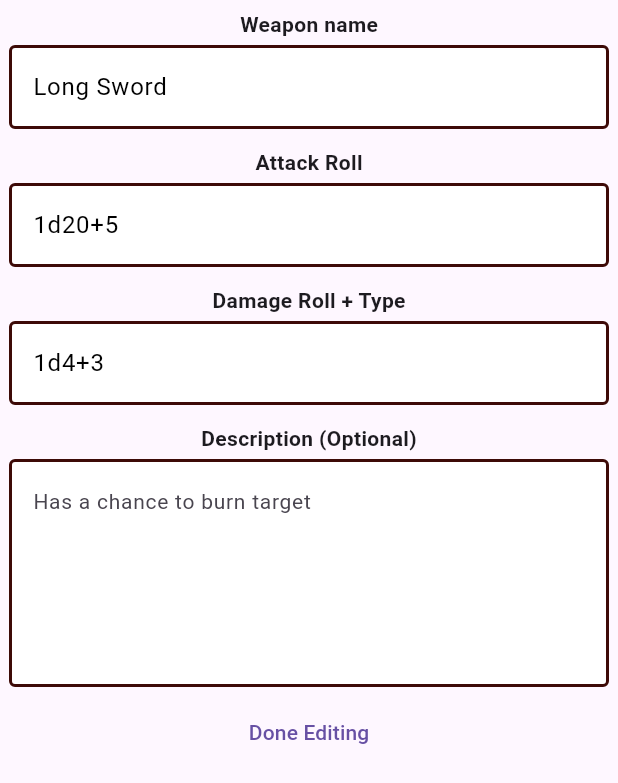
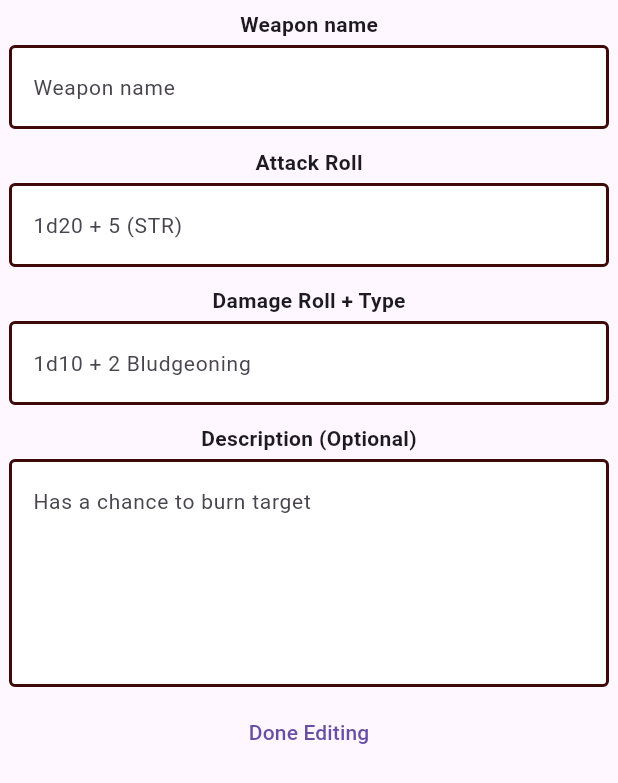
Before and after one commit to skeptickal/homeBrewed, a Flutter app: the EditWeaponScreen widget shown alone on an empty page, opened directly with empty values, on a phone screen of 412 x 824 dp. Shown: the top 783 px of the screen. Run offline on Flutter 3.47's test engine with Material 3 defaults, Android fonts, the phone set to English and light mode, and no system bars; our stand-ins replace bloc, cloud_firestore, equatable, firebase_auth, firebase_core, firebase_messaging and 4 more; accounts and stored records are empty.

Commit message:
error editing weapons and resources after creation, thought was fixed but isnt`

```diff
--- a/dnd_character_manager/lib/cubits/cubit/resource_state.dart
+++ b/dnd_character_manager/lib/cubits/cubit/resource_state.dart
@@ -19,20 +19,8 @@ class ResourceState extends Equatable {
 final class ResourceInitial extends ResourceState {
   ResourceInitial()
       : super(
-          resources: [
-            const Resource(
-              name: 'Long Sword',
-              currentResourceValue: '1',
-              maxResourceValue: '4',
-              resourceID: '1234',
-            ),
-          ],
-          resource: const Resource(
-            name: 'Long Sword',
-            currentResourceValue: '1d4+3',
-            maxResourceValue: '1d20+5',
-            resourceID: '4567',
-          ),
+          resources: [],
+          resource: null,
           resourceEdit: false,
         );
 }
--- a/dnd_character_manager/lib/cubits/weapon_cubit/weapon_cubit.dart
+++ b/dnd_character_manager/lib/cubits/weapon_cubit/weapon_cubit.dart
@@ -20,14 +20,16 @@ class WeaponCubit extends Cubit<WeaponState> {
     emit(state.copyWith(weaponEdit: weaponEdit));
   }
 
-  Future<void> readWeaponData(String charID) async {
-    final Weapon weapon = await dndService.readWeaponsData(charID: charID);
+  Future<void> readWeaponData(String weaponID) async {
+    final Weapon weapon = await dndService.readWeaponData(weaponID: weaponID);
+    print('Jeff cubit: $weapon');
     emit(state.copyWith(weapon: weapon));
+    print('Jeff after emit ${state.weapon}');
   }
 
   Future<void> setWeaponsData(Weapon weapon) async {
+    await dndService.setWeaponsData(weapon: weapon);
     emit(state.copyWith(weapon: weapon, weapons: [...?state.weapons, weapon]));
-    await dndService.setWeaponsData(weapon: weapon);
   }
 
   Future<void> readWeaponsByCharID(String? charID) async {
--- a/dnd_character_manager/lib/cubits/weapon_cubit/weapon_state.dart
+++ b/dnd_character_manager/lib/cubits/weapon_cubit/weapon_state.dart
@@ -6,7 +6,7 @@ class WeaponState extends Equatable {
   final bool? weaponEdit;
   final List<Weapon>? weapons;
 
-  const WeaponState({this.weapon, this.weaponEdit, required this.weapons});
+  const WeaponState({required this.weapon, this.weaponEdit, required this.weapons});
 
   WeaponState copyWith({weapon, weaponEdit, weapons}) {
     return WeaponState(weapon: weapon ?? this.weapon, weaponEdit: weaponEdit ?? this.weaponEdit, weapons: weapons ?? this.weapons);
@@ -19,20 +19,8 @@ class WeaponState extends Equatable {
 final class WeaponInitial extends WeaponState {
   WeaponInitial()
       : super(
-          weapons: [
-            const Weapon(
-              name: 'Long Sword',
-              damageRoll: '1d4+3',
-              attackRoll: '1d20+5',
-              weaponID: '1234',
-            ),
-          ],
-          weapon: const Weapon(
-            name: 'Long Sword',
-            damageRoll: '1d4+3',
-            attackRoll: '1d20+5',
-            weaponID: '4567',
-          ),
+          weapons: [],
+          weapon: null,
           weaponEdit: false,
         );
 }
--- a/dnd_character_manager/lib/models/resource.dart
+++ b/dnd_character_manager/lib/models/resource.dart
@@ -42,7 +42,7 @@ class Resource extends Equatable {
 
   factory Resource.fromJson(Map<String, dynamic> json) {
     return Resource(
-      resourceID: json['ResourceID'].toString(),
+      resourceID: json['resourceID'].toString(),
       charID: json['charID'].toString(),
       name: json['name'].toString(),
       description: json['description'].toString(),
--- a/dnd_character_manager/lib/pages/edit_weapon_screen.dart
+++ b/dnd_character_manager/lib/pages/edit_weapon_screen.dart
@@ -13,6 +13,9 @@ class EditWeaponScreen extends StatelessWidget {
 
   @override
   Widget build(BuildContext context) {
+    print('Jeff ${weapon.weaponID}');
+    context.read<WeaponCubit>().readWeaponData(weapon.weaponID!);
+
     return BlocBuilder<WeaponCubit, WeaponState>(
       builder: (context, state) {
         TextEditingController name = TextEditingController();
@@ -23,6 +26,7 @@ class EditWeaponScreen extends StatelessWidget {
         damageRoll.text = state.weapon!.damageRoll ?? '';
         TextEditingController description = TextEditingController();
         description.text = state.weapon!.description ?? '';
+        print('Jeff pls ${state.weapon}');
 
         return Form(
           child: SingleChildScrollView(
@@ -31,10 +35,10 @@ class EditWeaponScreen extends StatelessWidget {
               children: [
                 BigTextBox(
                   onTapOutside: (clickOut) => context.read<WeaponCubit>().setWeaponsData(
-                        state.weapon!.copyWith(name: name.text),
+                        weapon.copyWith(name: name.text),
                       ),
                   onEditingComplete: () => context.read<WeaponCubit>().setWeaponsData(
-                        state.weapon!.copyWith(name: name.text),
+                        weapon.copyWith(name: name.text),
                       ),
                   enabled: true,
                   padding: const EdgeInsets.all(6),
@@ -44,10 +48,10 @@ class EditWeaponScreen extends StatelessWidget {
                 ),
                 BigTextBox(
                   onTapOutside: (clickOut) => context.read<WeaponCubit>().setWeaponsData(
-                        state.weapon!.copyWith(attackRoll: attackRoll.text),
+                        weapon.copyWith(attackRoll: attackRoll.text),
                       ),
                   onEditingComplete: () => context.read<WeaponCubit>().setWeaponsData(
-                        state.weapon!.copyWith(attackRoll: attackRoll.text),
+                        weapon.copyWith(attackRoll: attackRoll.text),
                       ),
                   enabled: true,
                   padding: const EdgeInsets.all(6),
@@ -57,10 +61,10 @@ class EditWeaponScreen extends StatelessWidget {
                 ),
                 BigTextBox(
                   onTapOutside: (clickOut) => context.read<WeaponCubit>().setWeaponsData(
-                        state.weapon!.copyWith(damageRoll: damageRoll.text),
+                        weapon.copyWith(damageRoll: damageRoll.text),
                       ),
                   onEditingComplete: () => context.read<WeaponCubit>().setWeaponsData(
-                        state.weapon!.copyWith(damageRoll: damageRoll.text),
+                        weapon.copyWith(damageRoll: damageRoll.text),
                       ),
                   enabled: true,
                   padding: const EdgeInsets.all(6),
@@ -70,10 +74,10 @@ class EditWeaponScreen extends StatelessWidget {
                 ),
                 BigTextBox(
                   onTapOutside: (clickOut) => context.read<WeaponCubit>().setWeaponsData(
-                        state.weapon!.copyWith(description: description.text),
+                        weapon.copyWith(description: description.text),
                       ),
                   onEditingComplete: () => context.read<WeaponCubit>().setWeaponsData(
-                        state.weapon!.copyWith(description: description.text),
+                        weapon.copyWith(description: description.text),
                       ),
                   enabled: true,
                   padding: const EdgeInsets.all(6),
--- a/dnd_character_manager/lib/service/dnd_service.dart
+++ b/dnd_character_manager/lib/service/dnd_service.dart
@@ -58,10 +58,11 @@ class DndService {
     client.setData(collectionName: 'notes', documentName: notes.charID, body: notes.toJson());
   }
 
-  //read weapon data from specific character
-  Future<Weapon> readWeaponsData({required String charID}) async {
-    DocumentSnapshot documentSnapshot = await client.getDocumentData(collectionName: 'weapons', documentName: charID);
+  // //read weapon data from specific character
+  Future<Weapon> readWeaponData({required String weaponID}) async {
+    DocumentSnapshot documentSnapshot = await client.getDocumentData(collectionName: 'weapons', documentName: weaponID);
     Map<String, dynamic> data = documentSnapshot.data() as Map<String, dynamic>;
+    print('Jeff service: $data');
     return Weapon.fromJson(data);
   }
 
@@ -88,12 +89,12 @@ class DndService {
     client.deleteDocumentByName(documentName: weaponID!, collectionName: 'weapons');
   }
 
-  //read resource data from specific character
-  Future<Resource> readResourcesData({required String charID}) async {
-    DocumentSnapshot documentSnapshot = await client.getDocumentData(collectionName: 'resources', documentName: charID);
-    Map<String, dynamic> data = documentSnapshot.data() as Map<String, dynamic>;
-    return Resource.fromJson(data);
-  }
+  // //read resource data from specific character
+  // Future<Resource> readResourcesData({required String charID}) async {
+  //   DocumentSnapshot documentSnapshot = await client.getDocumentData(collectionName: 'resources', documentName: charID);
+  //   Map<String, dynamic> data = documentSnapshot.data() as Map<String, dynamic>;
+  //   return Resource.fromJson(data);
+  // }
 
   //edit resource data for specific character
   Future<void> setResourcesData({required Resource resource}) async {
```
Also changed, not shown: dnd_character_manager/lib/cubits/cubit/resource_cubit.dart (+5 -5 lines), dnd_character_manager/lib/pages/add_resource_screen.dart (+5 -13 lines), dnd_character_manager/lib/pages/tabs/resources_tab.dart (+25 -9 lines), dnd_character_manager/lib/pages/tabs/weapons_tab.dart (+12 -9 lines).
